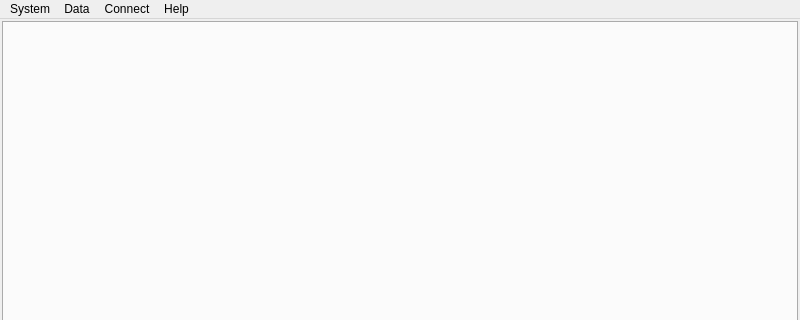
First picture: the form in ui/aradomain.ui, repository berndhs/arado, before the edit; both pictures show x 0 to 800 and y 0 to 320 of the 800 by 600 pixel window.
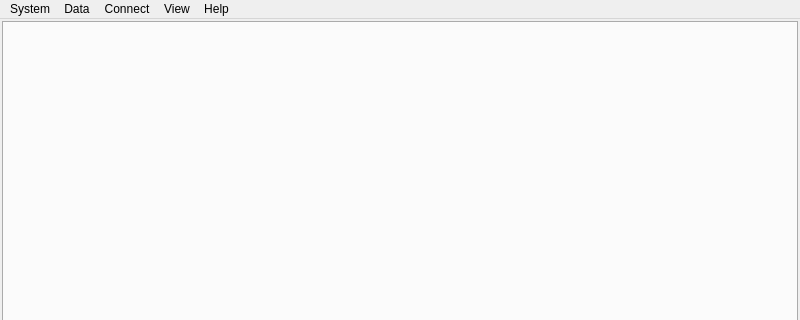
Second picture: the form after the edit. Icons and pictures are not drawn.

Diff of the .ui file:
```diff
--- a/ui/aradomain.ui
+++ b/ui/aradomain.ui
@@ -39,7 +39,7 @@
      <x>0</x>
      <y>0</y>
      <width>800</width>
-     <height>25</height>
+     <height>22</height>
     </rect>
    </property>
    <widget class="QMenu" name="menuFile">
@@ -89,9 +89,16 @@
     <addaction name="separator"/>
     <addaction name="actionAddServer"/>
    </widget>
+   <widget class="QMenu" name="menuView">
+    <property name="title">
+     <string>View</string>
+    </property>
+    <addaction name="actionToggleUrlDisplay"/>
+   </widget>
    <addaction name="menuFile"/>
    <addaction name="menuData"/>
    <addaction name="menuNetwork"/>
+   <addaction name="menuView"/>
    <addaction name="menuHelp"/>
   </widget>
   <action name="actionExit">
```
Left out of the diff: 9 changed lines with no effect on the pictures.
